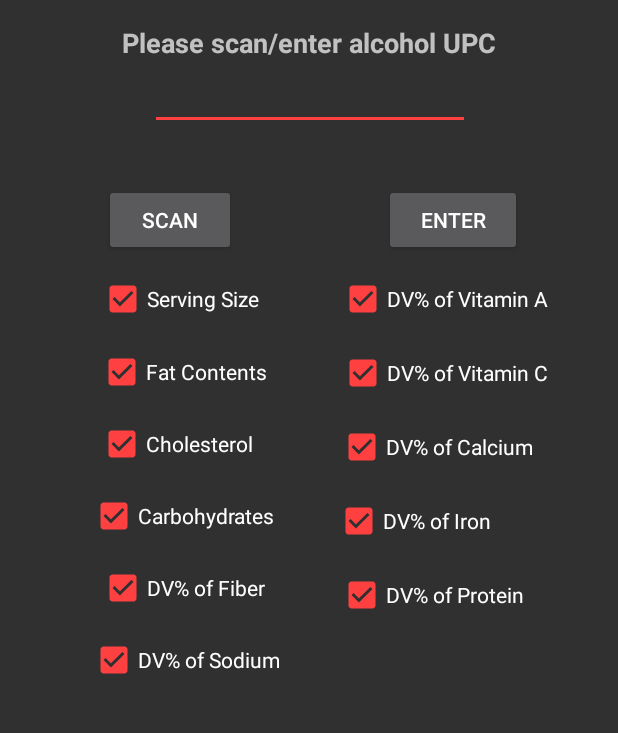
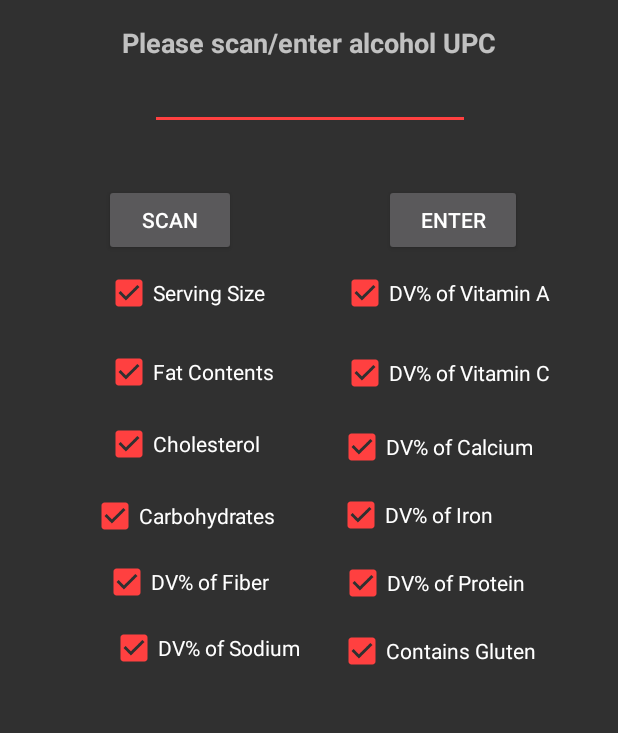
Before and after one commit to rvalincius/ABevID2, an Android app: the screen it shows after launch (MainActivity), on a phone screen of 412 x 824 dp, the part 132-865 px from its top. Run offline under Robolectric (Android 15) with nearby library versions, the phone set to English and light mode, and no system bars.

Commit message:
Added Gluten to check boxes Tried to arrange some of the checkboxes as well

```diff
--- a/app/src/main/java/com/abevid/abevid/MainActivity.java
+++ b/app/src/main/java/com/abevid/abevid/MainActivity.java
@@ -17,7 +17,7 @@ import java.util.concurrent.ExecutionException;
 
 public class MainActivity extends AppCompatActivity implements View.OnClickListener {
     private Button scanBtn, enterBtn;
-    public static CheckBox cServings,cVitA,cVitC,cFats,cCholest,cCalcium,cSodium,cIron,cCarbs,cFiber,cProtein;
+    public static CheckBox cServings,cVitA,cVitC,cFats,cCholest,cCalcium,cSodium,cIron,cCarbs,cFiber,cProtein,cGluten;
     private TextView formatTxt, contentTxt;
     protected static String scanContent;
 
@@ -44,6 +44,7 @@ public class MainActivity extends AppCompatActivity implements View.OnClickListe
         cCarbs=findViewById(R.id.carbs);
         cFiber=findViewById(R.id.fiber);
         cProtein=findViewById(R.id.protein);
+        cGluten=findViewById(R.id.gluten);
 
         scanBtn.setOnClickListener(this);
         enterBtn.setOnClickListener(this);
--- a/app/src/main/java/com/abevid/abevid/UPCLookup.java
+++ b/app/src/main/java/com/abevid/abevid/UPCLookup.java
@@ -5,8 +5,12 @@ import java.io.InputStream;
 import java.io.InputStreamReader;
 import java.net.URL;
 import java.net.URLConnection;
+
+import android.content.Intent;
 import android.os.AsyncTask;
 import android.util.Log;
+import android.widget.Toast;
+
 import java.util.HashMap;
 import java.util.concurrent.ExecutionException;
 import org.json.simple.JSONObject;
@@ -76,6 +80,7 @@ public class UPCLookup {
             Log.d("UPCLookup", "IOException Error");
             e.printStackTrace();
         }
+
 
     }
 
--- a/app/src/main/res/layout/activity_main.xml
+++ b/app/src/main/res/layout/activity_main.xml
@@ -95,11 +95,11 @@
         android:layout_height="33dp"
         android:layout_marginEnd="8dp"
         android:layout_marginStart="8dp"
-        android:layout_marginTop="12dp"
+        android:layout_marginTop="8dp"
         android:checked="true"
         android:text="@string/servings"
         app:layout_constraintEnd_toEndOf="parent"
-        app:layout_constraintHorizontal_bias="0.2"
+        app:layout_constraintHorizontal_bias="0.215"
         app:layout_constraintStart_toStartOf="parent"
         app:layout_constraintTop_toBottomOf="@+id/scan_button" />
 
@@ -109,25 +109,25 @@
         android:layout_height="33dp"
         android:layout_marginEnd="8dp"
         android:layout_marginStart="8dp"
-        android:layout_marginTop="12dp"
+        android:layout_marginTop="8dp"
         android:checked="true"
         android:text="@string/vitA"
         app:layout_constraintEnd_toEndOf="parent"
-        app:layout_constraintHorizontal_bias="0.85"
+        app:layout_constraintHorizontal_bias="0.855"
         app:layout_constraintStart_toStartOf="parent"
         app:layout_constraintTop_toBottomOf="@+id/enter_button" />
 
     <CheckBox
         android:id="@+id/fats"
-        android:layout_width="wrap_content"
+        android:layout_width="120dp"
         android:layout_height="wrap_content"
         android:layout_marginEnd="8dp"
         android:layout_marginStart="8dp"
-        android:layout_marginTop="16dp"
+        android:layout_marginTop="20dp"
         android:checked="true"
         android:text="@string/fats"
         app:layout_constraintEnd_toEndOf="parent"
-        app:layout_constraintHorizontal_bias="0.203"
+        app:layout_constraintHorizontal_bias="0.225"
         app:layout_constraintStart_toStartOf="parent"
         app:layout_constraintTop_toBottomOf="@+id/servings" />
 
@@ -137,11 +137,11 @@
         android:layout_height="33dp"
         android:layout_marginEnd="8dp"
         android:layout_marginStart="8dp"
-        android:layout_marginTop="16dp"
+        android:layout_marginTop="20dp"
         android:checked="true"
         android:text="@string/vitC"
         app:layout_constraintEnd_toEndOf="parent"
-        app:layout_constraintHorizontal_bias="0.85"
+        app:layout_constraintHorizontal_bias="0.855"
         app:layout_constraintStart_toStartOf="parent"
         app:layout_constraintTop_toBottomOf="@+id/vitA" />
 
@@ -155,7 +155,7 @@
         android:checked="true"
         android:text="@string/cholest"
         app:layout_constraintEnd_toEndOf="parent"
-        app:layout_constraintHorizontal_bias="0.196"
+        app:layout_constraintHorizontal_bias="0.212"
         app:layout_constraintStart_toStartOf="parent"
         app:layout_constraintTop_toBottomOf="@+id/fats" />
 
@@ -177,10 +177,12 @@
         android:id="@+id/sodium"
         android:layout_width="wrap_content"
         android:layout_height="wrap_content"
-        android:layout_marginStart="60dp"
-        android:layout_marginTop="16dp"
+        android:layout_marginEnd="16dp"
+        android:layout_marginStart="64dp"
+        android:layout_marginTop="12dp"
         android:checked="true"
         android:text="@string/sodium"
+        app:layout_constraintEnd_toStartOf="@+id/gluten"
         app:layout_constraintStart_toStartOf="parent"
         app:layout_constraintTop_toBottomOf="@+id/fiber" />
 
@@ -190,11 +192,11 @@
         android:layout_height="33dp"
         android:layout_marginEnd="8dp"
         android:layout_marginStart="8dp"
-        android:layout_marginTop="16dp"
+        android:layout_marginTop="12dp"
         android:checked="true"
         android:text="@string/iron"
         app:layout_constraintEnd_toEndOf="parent"
-        app:layout_constraintHorizontal_bias="0.737"
+        app:layout_constraintHorizontal_bias="0.741"
         app:layout_constraintStart_toStartOf="parent"
         app:layout_constraintTop_toBottomOf="@+id/calcium" />
 
@@ -202,13 +204,13 @@
         android:id="@+id/carbs"
         android:layout_width="wrap_content"
         android:layout_height="wrap_content"
-        android:layout_marginEnd="8dp"
+        android:layout_marginEnd="16dp"
         android:layout_marginStart="60dp"
         android:layout_marginTop="16dp"
         android:checked="true"
         android:text="@string/carbs"
-        app:layout_constraintEnd_toEndOf="parent"
-        app:layout_constraintHorizontal_bias="0.0"
+        app:layout_constraintEnd_toStartOf="@+id/iron"
+        app:layout_constraintHorizontal_bias="0.02"
         app:layout_constraintStart_toStartOf="parent"
         app:layout_constraintTop_toBottomOf="@+id/cholest" />
 
@@ -216,13 +218,13 @@
         android:id="@+id/fiber"
         android:layout_width="wrap_content"
         android:layout_height="wrap_content"
-        android:layout_marginEnd="8dp"
-        android:layout_marginStart="8dp"
-        android:layout_marginTop="16dp"
+        android:layout_marginEnd="16dp"
+        android:layout_marginStart="60dp"
+        android:layout_marginTop="12dp"
         android:checked="true"
         android:text="@string/fiber"
-        app:layout_constraintEnd_toEndOf="parent"
-        app:layout_constraintHorizontal_bias="0.203"
+        app:layout_constraintEnd_toStartOf="@+id/protein"
+        app:layout_constraintHorizontal_bias="0.218"
         app:layout_constraintStart_toStartOf="parent"
         app:layout_constraintTop_toBottomOf="@+id/carbs" />
 
@@ -232,11 +234,26 @@
         android:layout_height="33dp"
         android:layout_marginEnd="8dp"
         android:layout_marginStart="8dp"
-        android:layout_marginTop="16dp"
+        android:layout_marginTop="12dp"
         android:checked="true"
         android:text="@string/protein"
         app:layout_constraintEnd_toEndOf="parent"
-        app:layout_constraintHorizontal_bias="0.80"
+        app:layout_constraintHorizontal_bias="0.802"
         app:layout_constraintStart_toStartOf="parent"
         app:layout_constraintTop_toBottomOf="@+id/iron" />
+
+    <CheckBox
+        android:id="@+id/gluten"
+        android:layout_width="wrap_content"
+        android:layout_height="33dp"
+        android:layout_marginEnd="8dp"
+        android:layout_marginStart="8dp"
+        android:layout_marginTop="12dp"
+        android:checked="true"
+        android:text="@string/gluten"
+        app:layout_constraintEnd_toEndOf="parent"
+        app:layout_constraintHorizontal_bias="0.822"
+        app:layout_constraintStart_toStartOf="parent"
+        app:layout_constraintTop_toBottomOf="@+id/protein" />
+
 </android.support.constraint.ConstraintLayout>
--- a/app/src/main/res/values/strings.xml
+++ b/app/src/main/res/values/strings.xml
@@ -15,4 +15,5 @@
     <string name="carbs">Carbohydrates</string>
     <string name="fiber">DV% of Fiber</string>
     <string name="protein">DV% of Protein</string>
+    <string name="gluten">Contains Gluten</string>
 </resources>
```
